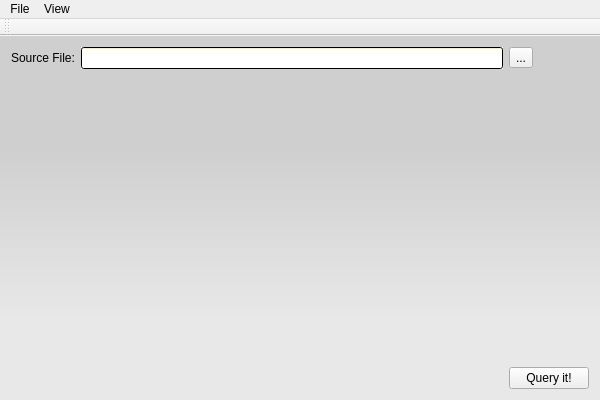
antis81/XQueryEvaluator, file XQEMainWindow.ui: the form before one commit.
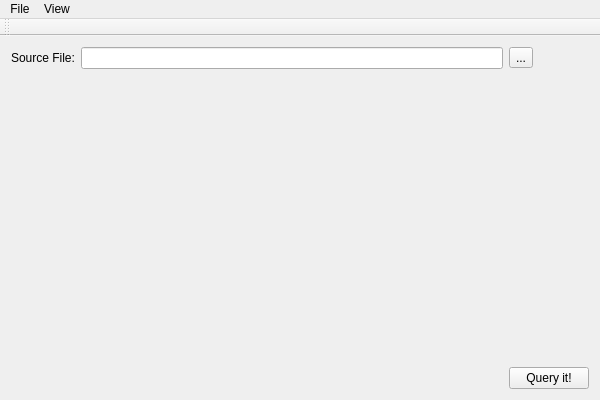
The form after the commit.

Commit message: removed stylesheet from ui file for more flexible usage

What changed in the file:
```diff
--- a/XQEMainWindow.ui
+++ b/XQEMainWindow.ui
@@ -13,17 +13,6 @@
   <property name="windowTitle">
    <string>XQEMainWindow</string>
   </property>
-  <property name="styleSheet">
-   <string notr="true">QTextEdit, QPlainTextEdit, QLineEdit
-{
-	background: qlineargradient(spread:pad, x1:0, y1:0, x2:0, y2:0.4, stop:0 rgba(255, 254, 235, 255), stop:1 rgba(255, 255, 255, 255));
-}
-
-QMainWindow
-{
-	background: qlineargradient(spread:pad, x1:0, y1:0, x2:0, y2:0.8, stop:0.463054 rgba(207, 207, 207, 255), stop:1 rgba(232, 232, 232, 255));
-}</string>
-  </property>
   <widget class="QWidget" name="centralWidget">
    <layout class="QGridLayout" name="gridLayout">
     <item row="0" column="0">
```
